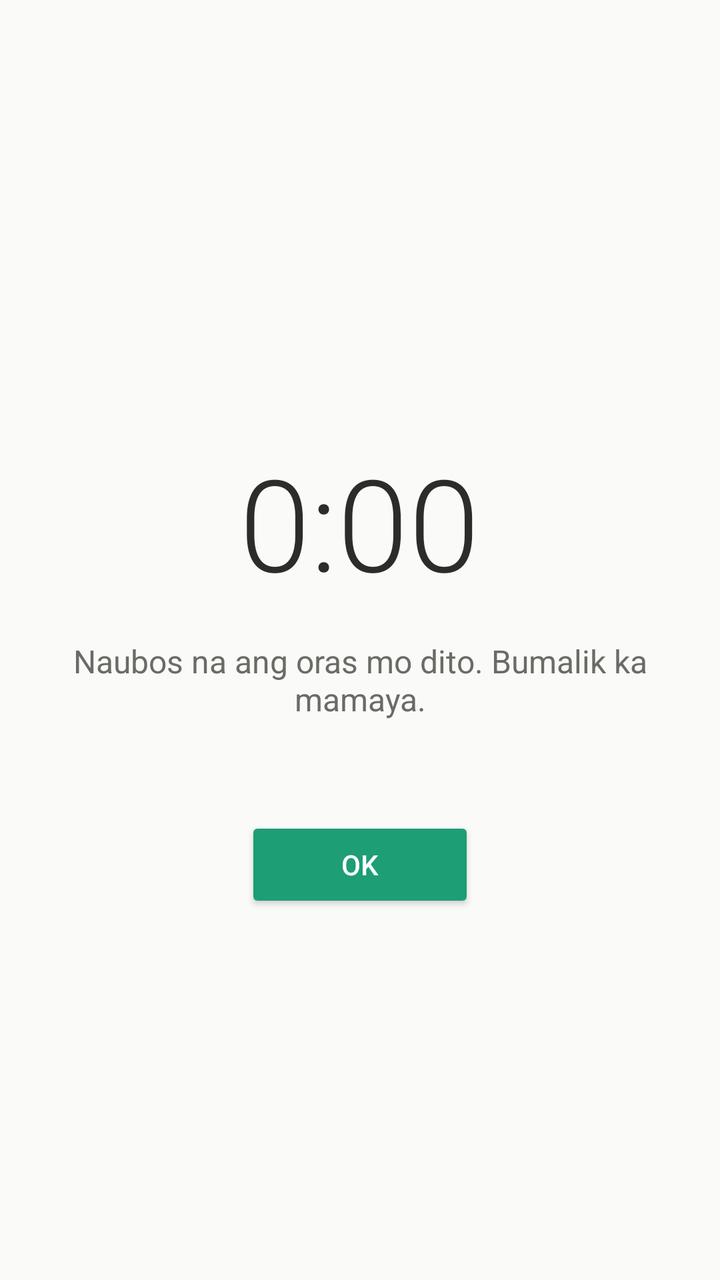
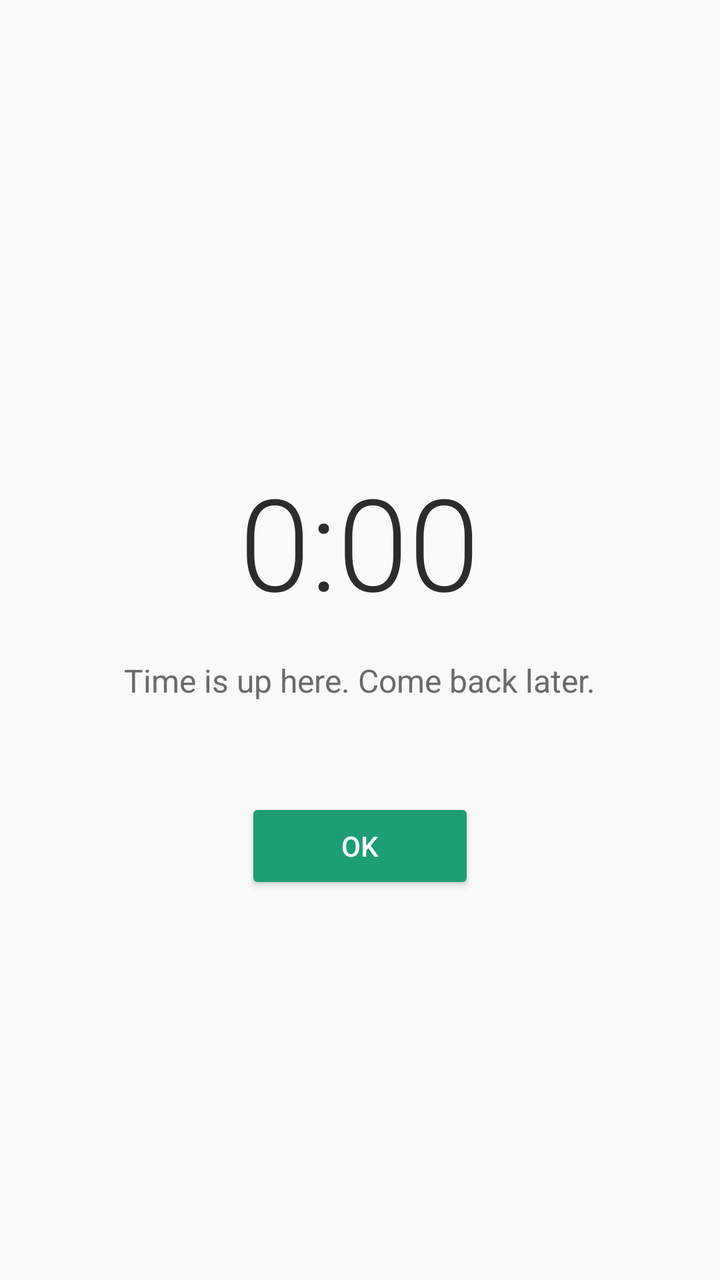

The first picture is an Android layout as it rendered before a commit; the second is the same layout after the commit. The layout source and the unified diff follow.
<!-- AndroidManifest.xml: activity theme BlockScreenTheme -->
<!-- res/layout/activity_block_screen.xml -->
<?xml version="1.0" encoding="utf-8"?>
<LinearLayout xmlns:android="http://schemas.android.com/apk/res/android"
    android:layout_width="match_parent"
    android:layout_height="match_parent"
    android:orientation="vertical"
    android:gravity="center"
    android:background="#FAFAF8"
    android:padding="32dp">

    <TextView
        android:id="@+id/app_label"
        android:layout_width="wrap_content"
        android:layout_height="wrap_content"
        android:textSize="20sp"
        android:textColor="#6B6B66"
        android:layout_marginBottom="8dp" />

    <TextView
        android:id="@+id/countdown"
        android:layout_width="wrap_content"
        android:layout_height="wrap_content"
        android:textSize="64sp"
        android:textColor="#2C2C2A"
        android:fontFamily="sans-serif-light"
        android:text="0:00" />

    <TextView
        android:layout_width="wrap_content"
        android:layout_height="wrap_content"
        android:textSize="16sp"
        android:textColor="#6B6B66"
        android:layout_marginTop="16dp"
        android:gravity="center"
        android:text="Naubos na ang oras mo dito. Bumalik ka mamaya." />

    <Button
        android:id="@+id/btn_ok"
        android:layout_width="wrap_content"
        android:layout_height="wrap_content"
        android:layout_marginTop="48dp"
        android:paddingStart="48dp"
        android:paddingEnd="48dp"
        android:backgroundTint="#1D9E75"
        android:textColor="#FFFFFF"
        android:text="Ok" />

</LinearLayout>
<!-- resources referenced by this layout -->
<resources>
  <style name="BlockScreenTheme" parent="Theme.AppCompat.Light.NoActionBar">
          <item name="android:windowNoTitle">true</item>
          <item name="android:windowBackground">@android:color/white</item>
          <item name="android:windowAnimationStyle">@null</item>
      </style>
</resources>

<!-- the commit's change to res/layout/activity_block_screen.xml (unified diff, before → after) -->
@@ -4,7 +4,7 @@
     android:layout_height="match_parent"
     android:orientation="vertical"
     android:gravity="center"
-    android:background="#FAFAF8"
+    android:background="@color/block_bg"
     android:padding="32dp">
 
     <TextView
@@ -12,7 +12,7 @@
         android:layout_width="wrap_content"
         android:layout_height="wrap_content"
         android:textSize="20sp"
-        android:textColor="#6B6B66"
+        android:textColor="@color/block_text_muted"
         android:layout_marginBottom="8dp" />
 
     <TextView
@@ -20,7 +20,7 @@
         android:layout_width="wrap_content"
         android:layout_height="wrap_content"
         android:textSize="64sp"
-        android:textColor="#2C2C2A"
+        android:textColor="@color/block_text"
         android:fontFamily="sans-serif-light"
         android:text="0:00" />
 
@@ -28,10 +28,10 @@
         android:layout_width="wrap_content"
         android:layout_height="wrap_content"
         android:textSize="16sp"
-        android:textColor="#6B6B66"
+        android:textColor="@color/block_text_muted"
         android:layout_marginTop="16dp"
         android:gravity="center"
-        android:text="Naubos na ang oras mo dito. Bumalik ka mamaya." />
+        android:text="Time is up here. Come back later." />
 
     <Button
         android:id="@+id/btn_ok"
@@ -40,8 +40,8 @@
         android:layout_marginTop="48dp"
         android:paddingStart="48dp"
         android:paddingEnd="48dp"
-        android:backgroundTint="#1D9E75"
-        android:textColor="#FFFFFF"
+        android:backgroundTint="@color/block_primary"
+        android:textColor="@color/block_on_primary"
         android:text="Ok" />
 
 </LinearLayout>
<!-- resource entries referenced after the edit -->
@@ -1,8 +1,13 @@
 <!-- resources referenced by this layout -->
 <resources>
-  <style name="BlockScreenTheme" parent="Theme.AppCompat.Light.NoActionBar">
+  <color name="block_bg">#FAFAF8</color>
+  <color name="block_on_primary">#FFFFFF</color>
+  <color name="block_primary">#1D9E75</color>
+  <color name="block_text">#2C2C2A</color>
+  <color name="block_text_muted">#6B6B66</color>
+  <style name="BlockScreenTheme" parent="Theme.AppCompat.DayNight.NoActionBar">
           <item name="android:windowNoTitle">true</item>
-          <item name="android:windowBackground">@android:color/white</item>
+          <item name="android:windowBackground">@color/block_bg</item>
           <item name="android:windowAnimationStyle">@null</item>
       </style>
 </resources>
